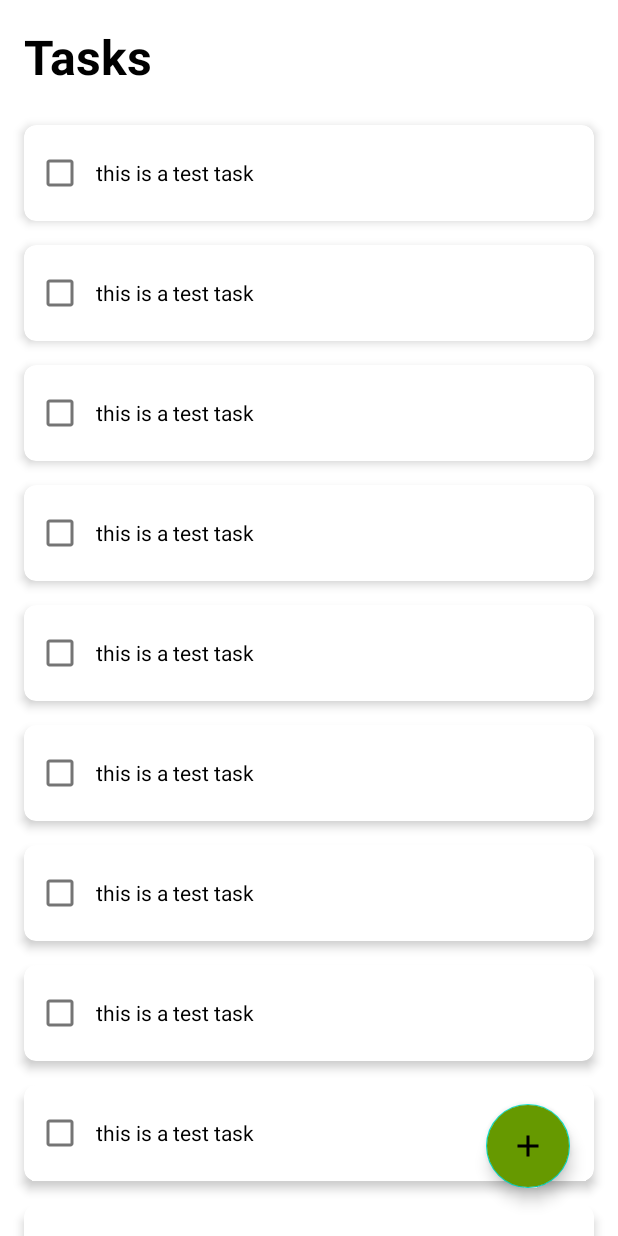
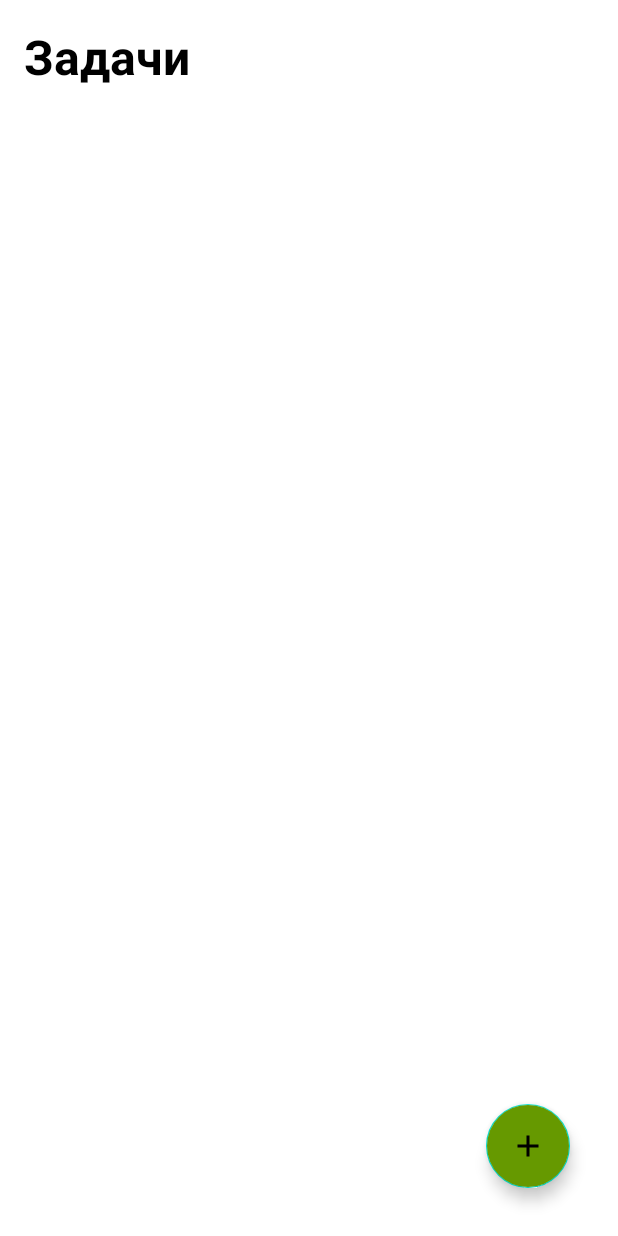
Before and after one commit to daniilamark/doit-android, an Android app: the screen it shows after launch (MainActivity), on a phone screen of 412 x 824 dp. Run offline under Robolectric (Android 15) with nearby library versions, the phone set to English and light mode, and no system bars.

Commit message:
fix and it worked

```diff
--- a/app/src/main/AndroidManifest.xml
+++ b/app/src/main/AndroidManifest.xml
@@ -18,7 +18,8 @@
                 <category android:name="android.intent.category.LAUNCHER" />
             </intent-filter>
         </activity>
-        <activity android:name=".MainActivity"/>
+        <activity android:name=".MainActivity"
+            android:exported="true"/>
 
 
     </application>
--- /dev/null
+++ b/app/src/main/java/com/daniilamark/doit/DialogCloseListener.java
@@ -0,0 +1,7 @@
+package com.daniilamark.doit;
+
+import android.content.DialogInterface;
+
+public interface DialogCloseListener {
+    public void handleDialogClose(DialogInterface dialog);
+}
--- a/app/src/main/java/com/daniilamark/doit/MainActivity.java
+++ b/app/src/main/java/com/daniilamark/doit/MainActivity.java
@@ -1,60 +1,74 @@
 package com.daniilamark.doit;
 
+
 import androidx.appcompat.app.AppCompatActivity;
+import androidx.recyclerview.widget.ItemTouchHelper;
 import androidx.recyclerview.widget.LinearLayoutManager;
 import androidx.recyclerview.widget.RecyclerView;
 
+import android.content.DialogInterface;
+
 import android.os.Bundle;
+import android.view.View;
+
 
 import com.daniilamark.doit.adapter.ToDoAdapter;
 import com.daniilamark.doit.model.ToDoModel;
+import com.daniilamark.doit.utils.DatabaseHandler;
+import com.google.android.material.floatingactionbutton.FloatingActionButton;
+import java.util.Collections;
 
-import java.util.ArrayList;
 import java.util.List;
+import java.util.Objects;
 
-public class MainActivity extends AppCompatActivity {
+public class MainActivity extends AppCompatActivity implements DialogCloseListener{
+
+    private DatabaseHandler db;
+
     private RecyclerView tasksRecyclerView;
     private ToDoAdapter tasksAdapter;
+    private FloatingActionButton fab;
 
     private List<ToDoModel> taskList;
-
 
     @Override
     protected void onCreate(Bundle savedInstanceState) {
         super.onCreate(savedInstanceState);
         setContentView(R.layout.activity_main);
-        getSupportActionBar().hide();
+        Objects.requireNonNull(getSupportActionBar()).hide();
 
-        taskList = new ArrayList<>();
+        db = new DatabaseHandler(this);
+        db.openDatabase();
 
         tasksRecyclerView = findViewById(R.id.taskRecyclerView);
         tasksRecyclerView.setLayoutManager(new LinearLayoutManager(this));
-
-        tasksAdapter = new ToDoAdapter(this);
+        tasksAdapter = new ToDoAdapter(db,MainActivity.this);
         tasksRecyclerView.setAdapter(tasksAdapter);
 
-        ToDoModel task = new ToDoModel();
-        task.setTask("this is a test task");
-        task.setStatus(0);
-        task.setId(1);
+        ItemTouchHelper itemTouchHelper = new
+                ItemTouchHelper(new RecyclerItemTouchHelper(tasksAdapter));
+        itemTouchHelper.attachToRecyclerView(tasksRecyclerView);
 
-        taskList.add(task);
-        taskList.add(task);
-        taskList.add(task);
-        taskList.add(task);
-        taskList.add(task);
-        taskList.add(task);
-        taskList.add(task);
-        taskList.add(task);
-        taskList.add(task);
-        taskList.add(task);
-        taskList.add(task);
-        taskList.add(task);
-        taskList.add(task);
-        taskList.add(task);
+        fab = findViewById(R.id.fab);
 
-        tasksAdapter.setTask(taskList);
+        taskList = db.getAllTasks();
+        Collections.reverse(taskList);
 
+        tasksAdapter.setTasks(taskList);
 
+        fab.setOnClickListener(new View.OnClickListener() {
+            @Override
+            public void onClick(View v) {
+                AddNewTask.newInstance().show(getSupportFragmentManager(), AddNewTask.TAG);
+            }
+        });
+    }
+
+    @Override
+    public void handleDialogClose(DialogInterface dialog){
+        taskList = db.getAllTasks();
+        Collections.reverse(taskList);
+        tasksAdapter.setTasks(taskList);
+        tasksAdapter.notifyDataSetChanged();
     }
 }
--- a/app/src/main/java/com/daniilamark/doit/SplashActivity.java
+++ b/app/src/main/java/com/daniilamark/doit/SplashActivity.java
@@ -23,6 +23,5 @@ public class SplashActivity extends AppCompatActivity {
                 finish();
             }
         }, 1000);
-
     }
 }
--- a/app/src/main/java/com/daniilamark/doit/adapter/ToDoAdapter.java
+++ b/app/src/main/java/com/daniilamark/doit/adapter/ToDoAdapter.java
@@ -1,54 +1,102 @@
 package com.daniilamark.doit.adapter;
 
+import android.content.Context;
+import android.os.Bundle;
 import android.view.LayoutInflater;
 import android.view.View;
 import android.view.ViewGroup;
 import android.widget.CheckBox;
+import android.widget.CompoundButton;
 
+import androidx.annotation.NonNull;
 import androidx.recyclerview.widget.RecyclerView;
 
+
+import com.daniilamark.doit.AddNewTask;
 import com.daniilamark.doit.MainActivity;
 import com.daniilamark.doit.R;
 import com.daniilamark.doit.model.ToDoModel;
+import com.daniilamark.doit.utils.DatabaseHandler;
 
 import java.util.List;
 
 public class ToDoAdapter extends RecyclerView.Adapter<ToDoAdapter.ViewHolder> {
-    private List<ToDoModel> toDoList;
+
+    private List<ToDoModel> todoList;
+    private DatabaseHandler db;
     private MainActivity activity;
 
-    public ToDoAdapter(MainActivity activity){
+    public ToDoAdapter(DatabaseHandler db, MainActivity activity) {
+        this.db = db;
         this.activity = activity;
     }
 
-    public ViewHolder onCreateViewHolder(ViewGroup parent, int viewType){
+    @NonNull
+    @Override
+    public ViewHolder onCreateViewHolder(ViewGroup parent, int viewType) {
         View itemView = LayoutInflater.from(parent.getContext())
                 .inflate(R.layout.task_layout, parent, false);
         return new ViewHolder(itemView);
     }
 
-    public void onBindViewHolder(ViewHolder holder, int position){
-        ToDoModel item = toDoList.get(position);
+    @Override
+    public void onBindViewHolder(@NonNull final ViewHolder holder, int position) {
+        db.openDatabase();
+
+        final ToDoModel item = todoList.get(position);
         holder.task.setText(item.getTask());
         holder.task.setChecked(toBoolean(item.getStatus()));
+        holder.task.setOnCheckedChangeListener(new CompoundButton.OnCheckedChangeListener() {
+            @Override
+            public void onCheckedChanged(CompoundButton buttonView, boolean isChecked) {
+                if (isChecked) {
+                    db.updateStatus(item.getId(), 1);
+                } else {
+                    db.updateStatus(item.getId(), 0);
+                }
+            }
+        });
     }
 
-    public int getItemCount(){
-        return toDoList.size();
-    }
-
-    private boolean toBoolean(int n){
+    private boolean toBoolean(int n) {
         return n != 0;
     }
 
-    public void setTask(List<ToDoModel> toDoList){
-        this.toDoList = toDoList;
+    @Override
+    public int getItemCount() {
+        return todoList.size();
+    }
+
+    public Context getContext() {
+        return activity;
+    }
+
+    public void setTasks(List<ToDoModel> todoList) {
+        this.todoList = todoList;
         notifyDataSetChanged();
     }
 
-    public static class ViewHolder extends RecyclerView.ViewHolder{
+    public void deleteItem(int position) {
+        ToDoModel item = todoList.get(position);
+        db.deleteTask(item.getId());
+        todoList.remove(position);
+        notifyItemRemoved(position);
+    }
+
+    public void editItem(int position) {
+        ToDoModel item = todoList.get(position);
+        Bundle bundle = new Bundle();
+        bundle.putInt("id", item.getId());
+        bundle.putString("task", item.getTask());
+        AddNewTask fragment = new AddNewTask();
+        fragment.setArguments(bundle);
+        fragment.show(activity.getSupportFragmentManager(), AddNewTask.TAG);
+    }
+
+    public static class ViewHolder extends RecyclerView.ViewHolder {
         CheckBox task;
-        ViewHolder(View view){
+
+        ViewHolder(View view) {
             super(view);
             task = view.findViewById(R.id.todoCheckBox);
         }
--- a/app/src/main/java/com/daniilamark/doit/utils/DatabaseHandler.java
+++ b/app/src/main/java/com/daniilamark/doit/utils/DatabaseHandler.java
@@ -6,7 +6,7 @@ import android.database.Cursor;
 import android.database.sqlite.SQLiteDatabase;
 import android.database.sqlite.SQLiteOpenHelper;
 
-import com.daniilamark.doit.adapter.ToDoAdapter;
+
 import com.daniilamark.doit.model.ToDoModel;
 
 import java.util.ArrayList;
@@ -20,27 +20,29 @@ public class DatabaseHandler extends SQLiteOpenHelper {
     private static final String ID = "id";
     private static final String TASK = "task";
     private static final String STATUS = "status";
-    private static final String CREATE_TODO_TABLE = "CREATE TABLE " + TODO_TABLE + "(" + ID + " INTEGER PRIMARY KEY AUTOINCREMENT, "
-                                                + TASK + "TEXT, " + STATUS + " INTEGER)";
+    private static final String CREATE_TODO_TABLE = "CREATE TABLE " + TODO_TABLE + "(" + ID + " INTEGER PRIMARY KEY AUTOINCREMENT, " + TASK + " TEXT, "
+            + STATUS + " INTEGER)";
+
     private SQLiteDatabase db;
 
-    private DatabaseHandler(Context context){
-        super(context, NAME,null, VERSION);
+    public DatabaseHandler(Context context) {
+        super(context, NAME, null, VERSION);
     }
+
     @Override
-    public void onCreate(SQLiteDatabase db){
+    public void onCreate(SQLiteDatabase db) {
         db.execSQL(CREATE_TODO_TABLE);
     }
 
     @Override
-    public void onUpgrade(SQLiteDatabase db, int oldVersion, int newVersion){
-        // Drop the older tables
-        db.execSQL("DROP TABLE IF EXISTS" + TODO_TABLE);
+    public void onUpgrade(SQLiteDatabase db, int oldVersion, int newVersion) {
+        // Drop older table if existed
+        db.execSQL("DROP TABLE IF EXISTS " + TODO_TABLE);
         // Create tables again
         onCreate(db);
     }
 
-    public void openDatabase(){
+    public void openDatabase() {
         db = this.getWritableDatabase();
     }
 
@@ -55,22 +57,24 @@ public class DatabaseHandler extends SQLiteOpenHelper {
         List<ToDoModel> taskList = new ArrayList<>();
         Cursor cur = null;
         db.beginTransaction();
-        try {
-            cur = db.query(TODO_TABLE, null, null, null, null, null,null, null);
+        try{
+            cur = db.query(TODO_TABLE, null, null, null, null, null, null, null);
             if(cur != null){
                 if(cur.moveToFirst()){
                     do{
-                        ToDoModel task  = new ToDoModel();
+                        ToDoModel task = new ToDoModel();
                         task.setId(cur.getInt(cur.getColumnIndex(ID)));
                         task.setTask(cur.getString(cur.getColumnIndex(TASK)));
                         task.setStatus(cur.getInt(cur.getColumnIndex(STATUS)));
                         taskList.add(task);
-                    }while (cur.moveToNext());
+                    }
+                    while(cur.moveToNext());
                 }
             }
         }
         finally {
             db.endTransaction();
+            assert cur != null;
             cur.close();
         }
         return taskList;
@@ -79,16 +83,16 @@ public class DatabaseHandler extends SQLiteOpenHelper {
     public void updateStatus(int id, int status){
         ContentValues cv = new ContentValues();
         cv.put(STATUS, status);
-        db.update(TODO_TABLE, cv, ID + "=?", new String[]{String.valueOf(id)});
+        db.update(TODO_TABLE, cv, ID + "= ?", new String[] {String.valueOf(id)});
     }
 
-    public void updateTask(int id, String task){
+    public void updateTask(int id, String task) {
         ContentValues cv = new ContentValues();
         cv.put(TASK, task);
-        db.update(TODO_TABLE, cv, ID + "=?", new String[]{String.valueOf(id)});
+        db.update(TODO_TABLE, cv, ID + "= ?", new String[] {String.valueOf(id)});
     }
 
     public void deleteTask(int id){
-        db.delete(TODO_TABLE,  ID + "=?", new String[]{String.valueOf(id)});
+        db.delete(TODO_TABLE, ID + "= ?", new String[] {String.valueOf(id)});
     }
 }
--- /dev/null
+++ b/app/src/main/res/drawable/ic_baseline_delete.xml
@@ -0,0 +1,5 @@
+<vector android:height="24dp" android:tint="#FFFFFF"
+    android:viewportHeight="24" android:viewportWidth="24"
+    android:width="24dp" xmlns:android="http://schemas.android.com/apk/res/android">
+    <path android:fillColor="@android:color/white" android:pathData="M6,19c0,1.1 0.9,2 2,2h8c1.1,0 2,-0.9 2,-2V7H6v12zM19,4h-3.5l-1,-1h-5l-1,1H5v2h14V4z"/>
+</vector>
--- /dev/null
+++ b/app/src/main/res/drawable/ic_baseline_edit.xml
@@ -0,0 +1,5 @@
+<vector android:height="24dp" android:tint="#FFFFFF"
+    android:viewportHeight="24" android:viewportWidth="24"
+    android:width="24dp" xmlns:android="http://schemas.android.com/apk/res/android">
+    <path android:fillColor="@android:color/white" android:pathData="M3,17.25V21h3.75L17.81,9.94l-3.75,-3.75L3,17.25zM20.71,7.04c0.39,-0.39 0.39,-1.02 0,-1.41l-2.34,-2.34c-0.39,-0.39 -1.02,-0.39 -1.41,0l-1.83,1.83 3.75,3.75 1.83,-1.83z"/>
+</vector>
--- a/app/src/main/res/layout/activity_main.xml
+++ b/app/src/main/res/layout/activity_main.xml
@@ -9,7 +9,8 @@
         android:layout_width="wrap_content"
         android:layout_height="wrap_content"
         android:textStyle="bold"
-        android:text="Tasks"
+        android:text="Задачи"
+
         android:textColor="@color/black"
         android:layout_marginBottom="16dp"
         android:layout_marginTop="16dp"
--- a/app/src/main/res/layout/new_task.xml
+++ b/app/src/main/res/layout/new_task.xml
@@ -8,8 +8,9 @@
         android:layout_width="match_parent"
         android:layout_height="wrap_content"
         android:background="@null"
+        android:padding="10dp"
         android:textAppearance="@style/TextAppearance.AppCompat.Medium"
-        android:hint="New task"/>
+        android:hint="Новая задача"/>
 
 
     <Button
@@ -19,7 +20,7 @@
         android:layout_below="@id/newTaskText"
         android:layout_alignParentEnd="true"
         android:textSize="16sp"
-        android:text="Save"
+        android:text="Сохранить"
         android:textAllCaps="false"
         android:background="@android:color/transparent"
         android:textColor="@android:color/darker_gray"
```
Also changed, not shown: app/src/main/java/com/daniilamark/doit/AddNewTask.java (added, +124 -0 lines), app/src/main/java/com/daniilamark/doit/RecyclerItemTouchHelper.java (added, +104 -0 lines), app/src/main/res/values/styles.xml (added, +9 -0 lines).
